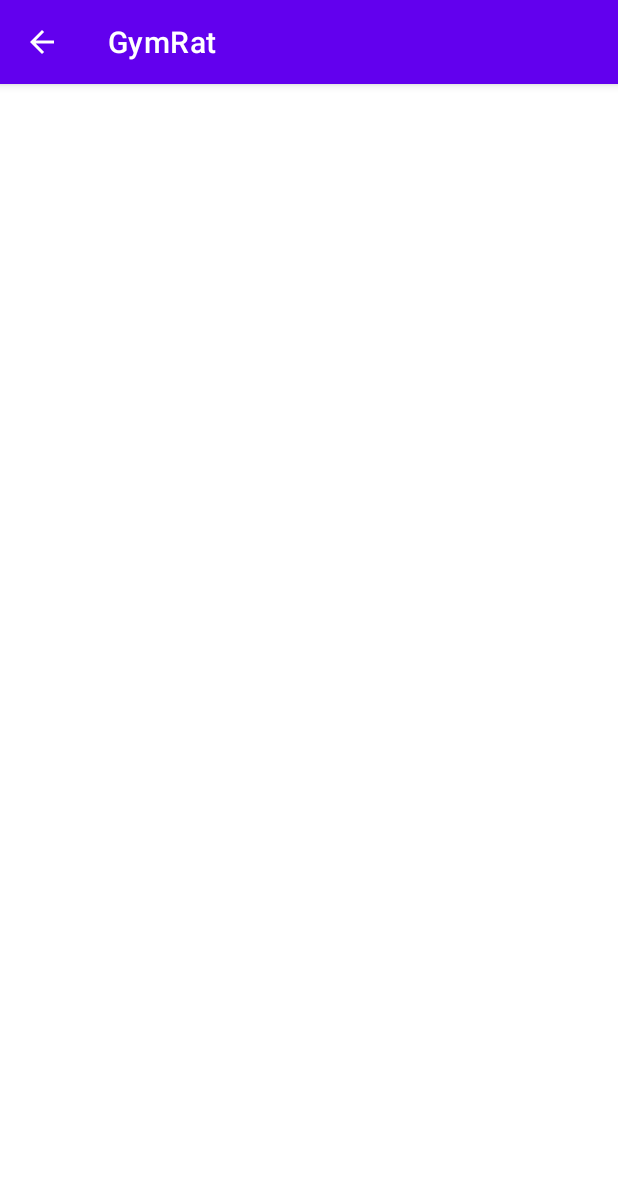
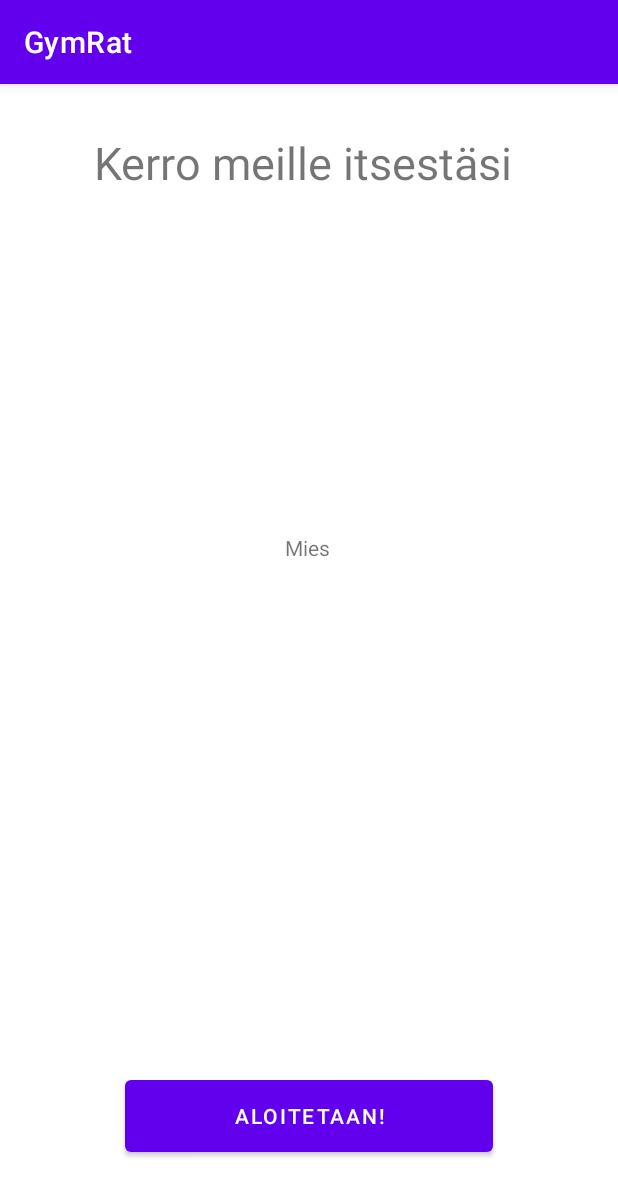
Before and after one commit to Cl0wnFiesta/GymRat, an Android app: the SetupPage screen opened directly, with no data from a screen before it, on a phone screen of 412 x 824 dp. Shown: the top 1196 px of the screen. Run offline under Robolectric (Android 15) with nearby library versions, the phone set to English and light mode, and no system bars.

Commit message:
Starting pages vol 2.0

```diff
--- a/app/src/main/AndroidManifest.xml
+++ b/app/src/main/AndroidManifest.xml
@@ -15,7 +15,7 @@
         <activity
             android:name=".SetupPage"
             android:exported="true"
-            android:parentActivityName=".Create_User"/>
+            />
 
         <activity
             android:name=".MainActivity"
--- a/app/src/main/java/com/example/gymrat/MainActivity.java
+++ b/app/src/main/java/com/example/gymrat/MainActivity.java
@@ -5,6 +5,7 @@ import androidx.appcompat.app.AppCompatActivity;
 import android.content.Intent;
 import android.content.SharedPreferences;
 import android.os.Bundle;
+import android.preference.PreferenceManager;
 import android.view.View;
 
 public class MainActivity extends AppCompatActivity {
@@ -29,4 +30,5 @@ public class MainActivity extends AppCompatActivity {
         Intent startGym = new Intent(this, GymActivity.class);
         startActivity(startGym);
     }
+
 }
--- a/app/src/main/java/com/example/gymrat/SetupPage.java
+++ b/app/src/main/java/com/example/gymrat/SetupPage.java
@@ -1,8 +1,34 @@
 package com.example.gymrat;
+
+import android.content.Intent;
+import android.content.SharedPreferences;
+import android.os.Bundle;
+import android.preference.PreferenceManager;
+import android.widget.TextView;
 
 import androidx.appcompat.app.AppCompatActivity;
 
 public class SetupPage extends AppCompatActivity {
 
+    private static SharedPreferences sharedPreferences;
+    private TextView mtext, gtext;
 
+    protected void onCreate(Bundle savedInstanceState) {
+        super.onCreate(savedInstanceState);
+        setContentView(R.layout.first_setup_page);
+        Intent intent = getIntent();
+        sharedPreferences = getSharedPreferences("myKey", MODE_PRIVATE);
+        gtext = findViewById(R.id.gender);
+        sharedPreferences = PreferenceManager.getDefaultSharedPreferences(this);
+
+        if(sharedPreferences.getBoolean("is_male", true))
+            gtext.setText("Mies");
+        else
+            gtext.setText("Nainen");
+
+        mtext = findViewById(R.id.UserName);
+        sharedPreferences = getSharedPreferences("myKey", MODE_PRIVATE);
+        String value = sharedPreferences.getString("value","");
+        mtext.setText("Kerro meille itsestäsi " + value);
+    }
 }
--- a/app/src/main/res/drawable/line_box.xml
+++ b/app/src/main/res/drawable/line_box.xml
@@ -11,7 +11,7 @@
     <!-- Upper rectangle (background color) -->
     <item android:bottom="2dp">
         <shape android:shape="rectangle">
-            <solid android:color="#ffff" />
+            <solid android:color="#fff" />
         </shape>
     </item>
 </layer-list>
--- a/app/src/main/res/drawable/rounded_corner.xml
+++ b/app/src/main/res/drawable/rounded_corner.xml
@@ -5,7 +5,7 @@
         android:color="#b6b6b6"
          />
 
-    <solid android:color="#ffff" />
+    <solid android:color="#F5F5F5" />
 
     <padding
         android:left="10dp"
--- /dev/null
+++ b/app/src/main/res/layout/first_setup_page.xml
@@ -0,0 +1,46 @@
+<?xml version="1.0" encoding="utf-8"?>
+<androidx.constraintlayout.widget.ConstraintLayout xmlns:android="http://schemas.android.com/apk/res/android"
+    xmlns:app="http://schemas.android.com/apk/res-auto"
+    xmlns:tools="http://schemas.android.com/tools"
+    android:id="@+id/linearLayout3"
+    android:layout_width="match_parent"
+    android:layout_height="match_parent">
+
+    <TextView
+        android:id="@+id/UserName"
+        android:layout_width="358dp"
+        android:layout_height="146dp"
+        android:layout_marginStart="26dp"
+        android:layout_marginTop="32dp"
+        android:layout_marginEnd="27dp"
+        android:text="TextView"
+        android:textAlignment="center"
+        android:textSize="30sp"
+        app:layout_constraintEnd_toEndOf="parent"
+        app:layout_constraintStart_toStartOf="parent"
+        app:layout_constraintTop_toTopOf="parent" />
+
+    <Button
+        android:id="@+id/button3"
+        android:layout_width="245dp"
+        android:layout_height="60dp"
+        android:layout_marginStart="83dp"
+        android:layout_marginEnd="83dp"
+        android:layout_marginBottom="50dp"
+        android:text="@string/aloitetaan"
+        app:layout_constraintBottom_toBottomOf="parent"
+        app:layout_constraintEnd_toEndOf="parent"
+        app:layout_constraintStart_toStartOf="parent" />
+
+    <TextView
+        android:id="@+id/gender"
+        android:layout_width="wrap_content"
+        android:layout_height="wrap_content"
+        android:layout_marginStart="175dp"
+        android:layout_marginTop="121dp"
+        android:layout_marginEnd="178dp"
+        android:text="TextView"
+        app:layout_constraintEnd_toEndOf="parent"
+        app:layout_constraintStart_toStartOf="parent"
+        app:layout_constraintTop_toBottomOf="@+id/UserName" />
+</androidx.constraintlayout.widget.ConstraintLayout>
--- a/app/src/main/res/layout/pick_gender.xml
+++ b/app/src/main/res/layout/pick_gender.xml
@@ -4,6 +4,7 @@
     xmlns:tools="http://schemas.android.com/tools"
     android:id="@+id/linearLayout2"
     android:layout_width="match_parent"
+    android:background="#ffff"
     android:layout_height="match_parent">
 
     <TextView
@@ -16,6 +17,7 @@
         android:text="@string/luoprofiili"
         android:textSize="30sp"
         android:textStyle="bold"
+        android:textColor="#30475E"
         app:layout_constraintEnd_toEndOf="parent"
         app:layout_constraintStart_toStartOf="parent"
         app:layout_constraintTop_toTopOf="parent" />
--- a/app/src/main/res/values/strings.xml
+++ b/app/src/main/res/values/strings.xml
@@ -10,4 +10,7 @@
     <string name="man">Mies</string>
     <string name="woman">Nainen</string>
     <string name="next">Seuraava</string>
+    <string name="textview">TextView</string>
+    <string name="tervehdys">Tervetuloa</string>
+    <string name="aloitetaan">Aloitetaan!</string>
 </resources>
```
Also changed, not shown: app/src/main/java/com/example/gymrat/Create_User.java (+50 -13 lines).
